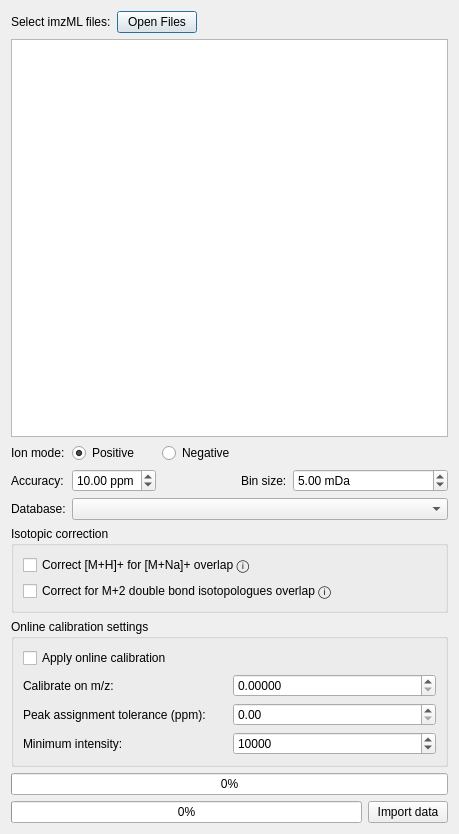
swinnenteam/LipidQMap, file resources/views/MsiImportDialog.ui: the form before one commit.
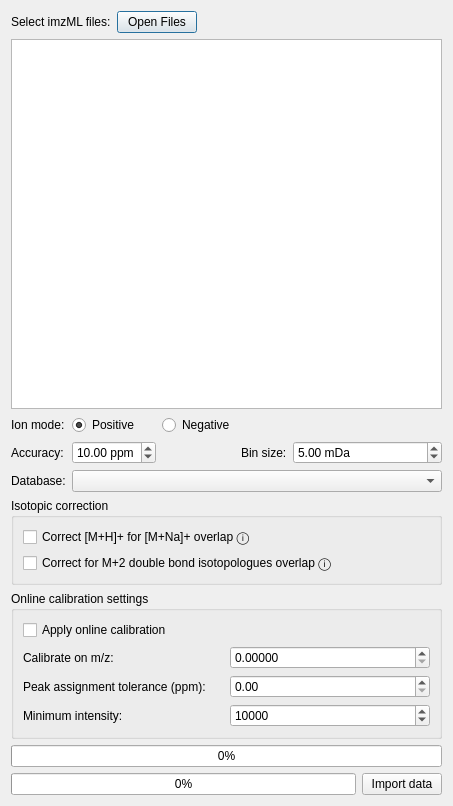
The form after the commit.

What changed in the file:
```diff
--- a/resources/views/MsiImportDialog.ui
+++ b/resources/views/MsiImportDialog.ui
@@ -6,8 +6,8 @@
    <rect>
     <x>0</x>
     <y>0</y>
-    <width>459</width>
-    <height>834</height>
+    <width>453</width>
+    <height>806</height>
    </rect>
   </property>
   <property name="windowTitle">
```
